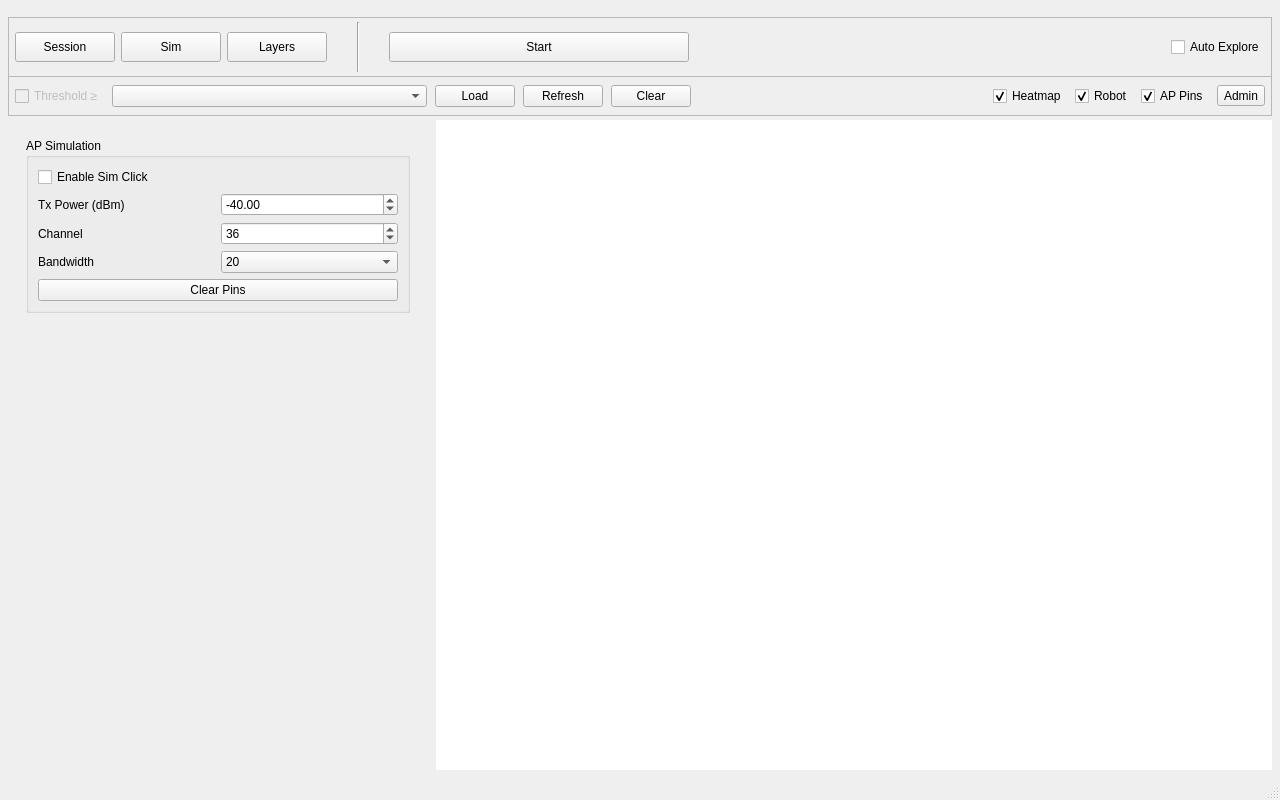
Above: trunk/qt/mainwindow.ui from ansenfm1031/project-WaffleFi before the change. Below: the same form after it.
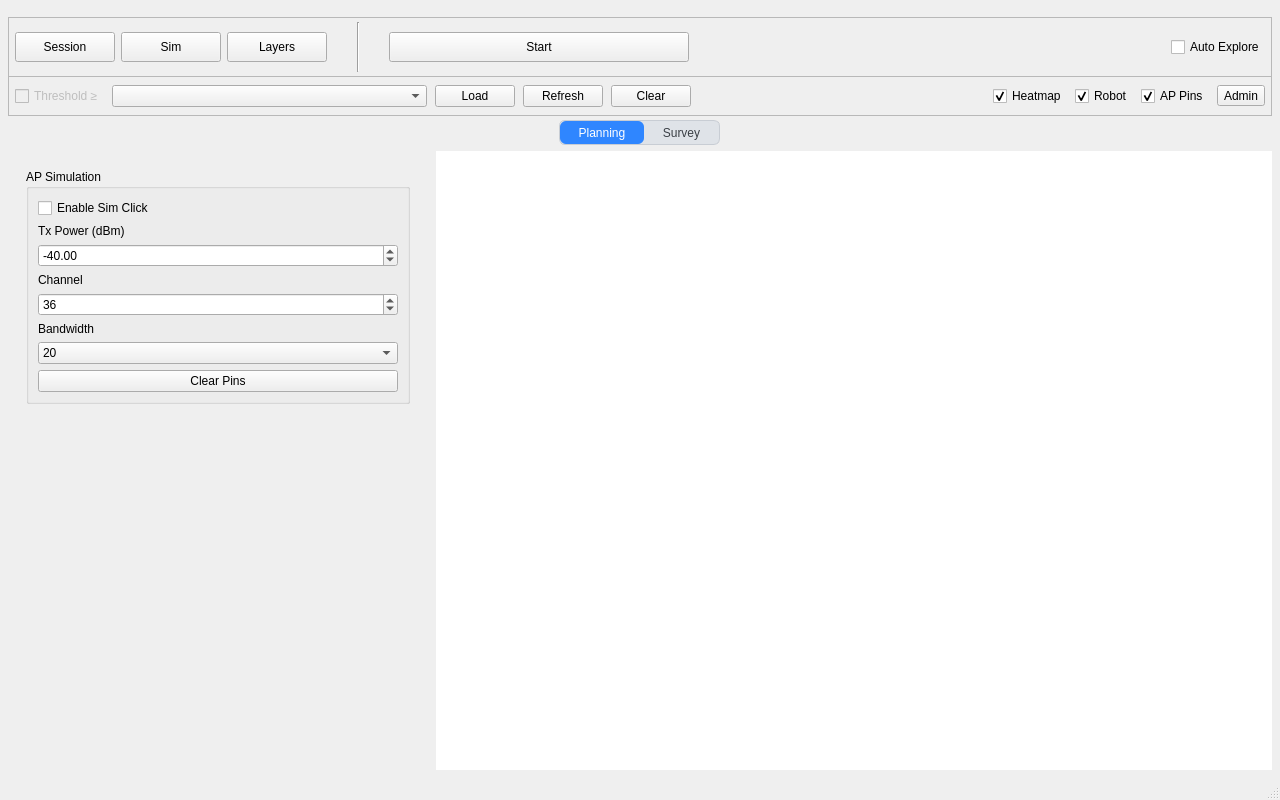
That is the form after the change. The open tabs and pages were chosen to show the change. Icons and pictures are not drawn.

```diff
--- a/trunk/qt/mainwindow.ui
+++ b/trunk/qt/mainwindow.ui
@@ -10,6 +10,12 @@
     <height>800</height>
    </rect>
   </property>
+  <property name="minimumSize">
+   <size>
+    <width>0</width>
+    <height>30</height>
+   </size>
+  </property>
   <property name="windowTitle">
    <string>wifi_qt</string>
   </property>
@@ -341,6 +347,183 @@
       </layout>
      </widget>
     </item>
+    <item>
+     <layout class="QGridLayout" name="gridLayout_2">
+      <item row="0" column="1">
+       <layout class="QVBoxLayout" name="verticalLayout_3">
+        <property name="spacing">
+         <number>0</number>
+        </property>
+        <item>
+         <widget class="QFrame" name="segFrame">
+          <property name="sizePolicy">
+           <sizepolicy hsizetype="Preferred" vsizetype="Fixed">
+            <horstretch>0</horstretch>
+            <verstretch>0</verstretch>
+           </sizepolicy>
+          </property>
+          <property name="minimumSize">
+           <size>
+            <width>0</width>
+            <height>10</height>
+           </size>
+          </property>
+          <property name="font">
+           <font>
+            <pointsize>8</pointsize>
+           </font>
+          </property>
+          <property name="styleSheet">
+           <string notr="true">/* 바탕(전체 캡슐) */
+QFrame#segFrame {
+    background: #dfe3e8;
+    border: 1px solid #c8cdd4;
+    border-radius: 6px;
+}
+
+/* 공통 버튼 */
+QFrame#segFrame QToolButton {
+    border: none;
+    background: transparent;
+    padding: 3px 14px;
+    color: #3a3f45;
+}
+
+/* 선택된 버튼 */
+QFrame#segFrame QToolButton:checked {
+    background: #2f86ff;
+    color: white;
+    border-radius: 6px;   /* 캡슐 모서리 느낌 */
+}
+
+/* 마우스 오버(선택 안된 경우) */
+QFrame#segFrame QToolButton:hover:!checked {
+    background: rgba(0,0,0,0.06);
+    border-radius: 6px;
+}
+</string>
+          </property>
+          <property name="frameShape">
+           <enum>QFrame::Shape::NoFrame</enum>
+          </property>
+          <property name="frameShadow">
+           <enum>QFrame::Shadow::Raised</enum>
+          </property>
+          <layout class="QHBoxLayout" name="horizontalLayout_2" stretch="0,0">
+           <property name="spacing">
+            <number>0</number>
+           </property>
+           <property name="leftMargin">
+            <number>0</number>
+           </property>
+           <property name="topMargin">
+            <number>0</number>
+           </property>
+           <property name="rightMargin">
+            <number>0</number>
+           </property>
+           <property name="bottomMargin">
+            <number>0</number>
+           </property>
+           <item>
+            <widget class="QToolButton" name="tbPlanning">
+             <property name="enabled">
+              <bool>true</bool>
+             </property>
+             <property name="minimumSize">
+              <size>
+               <width>0</width>
+               <height>5</height>
+              </size>
+             </property>
+             <property name="font">
+              <font>
+               <pointsize>9</pointsize>
+              </font>
+             </property>
+             <property name="text">
+              <string>Planning</string>
+             </property>
+             <property name="checkable">
+              <bool>true</bool>
+             </property>
+             <property name="checked">
+              <bool>true</bool>
+             </property>
+             <property name="autoExclusive">
+              <bool>true</bool>
+             </property>
+             <attribute name="buttonGroup">
+              <string notr="true">buttonGroup</string>
+             </attribute>
+            </widget>
+           </item>
+           <item>
+            <widget class="QToolButton" name="tbSurvey">
+             <property name="minimumSize">
+              <size>
+               <width>0</width>
+               <height>5</height>
+              </size>
+             </property>
+             <property name="font">
+              <font>
+               <pointsize>9</pointsize>
+              </font>
+             </property>
+             <property name="text">
+              <string>Survey</string>
+             </property>
+             <property name="checkable">
+              <bool>true</bool>
+             </property>
+             <property name="autoExclusive">
+              <bool>true</bool>
+             </property>
+             <attribute name="buttonGroup">
+              <string notr="true">buttonGroup</string>
+             </attribute>
+            </widget>
+           </item>
+          </layout>
+         </widget>
+        </item>
+       </layout>
+      </item>
+      <item row="0" column="2">
+       <spacer name="horizontalSpacer">
+        <property name="orientation">
+         <enum>Qt::Orientation::Horizontal</enum>
+        </property>
+        <property name="sizeType">
+         <enum>QSizePolicy::Policy::Maximum</enum>
+        </property>
+        <property name="sizeHint" stdset="0">
+         <size>
+          <width>700</width>
+          <height>20</height>
+         </size>
+        </property>
+       </spacer>
+      </item>
+      <item row="0" column="0">
+       <spacer name="horizontalSpacer_2">
+        <property name="orientation">
+         <enum>Qt::Orientation::Horizontal</enum>
+        </property>
+        <property name="sizeType">
+         <enum>QSizePolicy::Policy::Maximum</enum>
+        </property>
+        <property name="sizeHint" stdset="0">
+         <size>
+          <width>700</width>
+          <height>10</height>
+         </size>
+        </property>
+       </spacer>
+      </item>
+     </layout>
+    </item>
     <item>
      <layout class="QHBoxLayout" name="horizontalLayoutRoot">
       <property name="spacing">
@@ -360,6 +543,12 @@
       </property>
       <item>
        <widget class="QWidget" name="leftPanel_2" native="true">
+        <property name="sizePolicy">
+         <sizepolicy hsizetype="Fixed" vsizetype="Preferred">
+          <horstretch>40</horstretch>
+          <verstretch>0</verstretch>
+         </sizepolicy>
+        </property>
         <property name="maximumSize">
          <size>
           <width>420</width>
@@ -388,7 +577,7 @@
             <widget class="QStackedWidget" name="leftStack">
              <property name="minimumSize">
               <size>
-               <width>0</width>
+               <width>30</width>
                <height>0</height>
               </size>
              </property>
@@ -544,15 +733,62 @@
                  <property name="title">
                   <string>AP Simulation</string>
                  </property>
-                 <layout class="QGridLayout" name="gbSimLayout">
-                  <item row="2" column="0">
+                 <layout class="QVBoxLayout" name="verticalLayout_4">
+                  <item>
+                   <widget class="QCheckBox" name="chkSimEnable">
+                    <property name="text">
+                     <string>Enable Sim Click</string>
+                    </property>
+                   </widget>
+                  </item>
+                  <item>
+                   <widget class="QLabel" name="lblTxPower">
+                    <property name="text">
+                     <string>Tx Power (dBm)</string>
+                    </property>
+                   </widget>
+                  </item>
+                  <item>
+                   <widget class="QDoubleSpinBox" name="spTxPower">
+                    <property name="minimum">
+                     <double>-90.000000000000000</double>
+                    </property>
+                    <property name="maximum">
+                     <double>-10.000000000000000</double>
+                    </property>
+                    <property name="value">
+                     <double>-40.000000000000000</double>
+                    </property>
+                   </widget>
+                  </item>
+                  <item>
                    <widget class="QLabel" name="lblSimChannel">
                     <property name="text">
                      <string>Channel</string>
                     </property>
                    </widget>
                   </item>
-                  <item row="3" column="1">
+                  <item>
+                   <widget class="QSpinBox" name="spSimChannel">
+                    <property name="minimum">
+                     <number>1</number>
+                    </property>
+                    <property name="maximum">
+                     <number>165</number>
+                    </property>
+                    <property name="value">
+                     <number>36</number>
+                    </property>
+                   </widget>
+                  </item>
+                  <item>
+                   <widget class="QLabel" name="lblBandwidth">
+                    <property name="text">
+                     <string>Bandwidth</string>
+                    </property>
+                   </widget>
+                  </item>
+                  <item>
                    <widget class="QComboBox" name="cbSimBandwidth">
                     <property name="currentText">
                      <string>20</string>
@@ -579,60 +815,13 @@
                     </item>
                    </widget>
                   </item>
-                  <item row="1" column="1">
-                   <widget class="QDoubleSpinBox" name="spTxPower">
-                    <property name="minimum">
-                     <double>-90.000000000000000</double>
-                    </property>
-                    <property name="maximum">
-                     <double>-10.000000000000000</double>
-                    </property>
-                    <property name="value">
-                     <double>-40.000000000000000</double>
-                    </property>
-                   </widget>
-                  </item>
-                  <item row="3" column="0">
-                   <widget class="QLabel" name="lblBandwidth">
-                    <property name="text">
-                     <string>Bandwidth</string>
-                    </property>
-                   </widget>
-                  </item>
-                  <item row="2" column="1">
-                   <widget class="QSpinBox" name="spSimChannel">
-                    <property name="minimum">
-                     <number>1</number>
-                    </property>
-                    <property name="maximum">
-                     <number>165</number>
-                    </property>
-                    <property name="value">
-                     <number>36</number>
-                    </property>
-                   </widget>
-                  </item>
-                  <item row="4" column="0" colspan="2">
+                  <item>
                    <widget class="QPushButton" name="btnClearPins">
                     <property name="text">
                      <string>Clear Pins</string>
                     </property>
                    </widget>
                   </item>
-                  <item row="1" column="0">
-                   <widget class="QLabel" name="lblTxPower">
-                    <property name="text">
-                     <string>Tx Power (dBm)</string>
-                    </property>
-                   </widget>
-                  </item>
-                  <item row="0" column="0" colspan="2">
-                   <widget class="QCheckBox" name="chkSimEnable">
-                    <property name="text">
-                     <string>Enable Sim Click</string>
-                    </property>
-                   </widget>
-                  </item>
                  </layout>
                 </widget>
                </item>
@@ -700,7 +889,7 @@
              <property name="sizeHint" stdset="0">
               <size>
                <width>20</width>
-               <height>10</height>
+               <height>13</height>
               </size>
              </property>
             </spacer>
@@ -712,6 +901,12 @@
       </item>
       <item>
        <widget class="QGraphicsView" name="graphicsView">
+        <property name="sizePolicy">
+         <sizepolicy hsizetype="Expanding" vsizetype="Expanding">
+          <horstretch>30</horstretch>
+          <verstretch>0</verstretch>
+         </sizepolicy>
+        </property>
         <property name="minimumSize">
          <size>
           <width>120</width>
```
Left out of the diff: 44 changed lines with no effect on the pictures.
